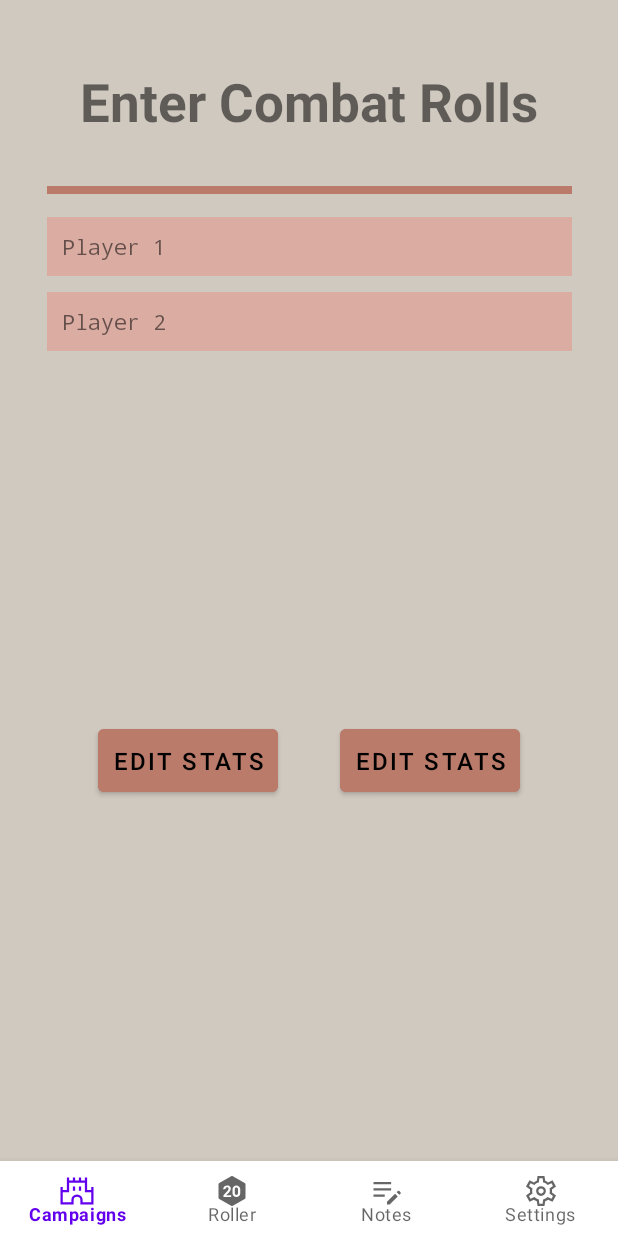
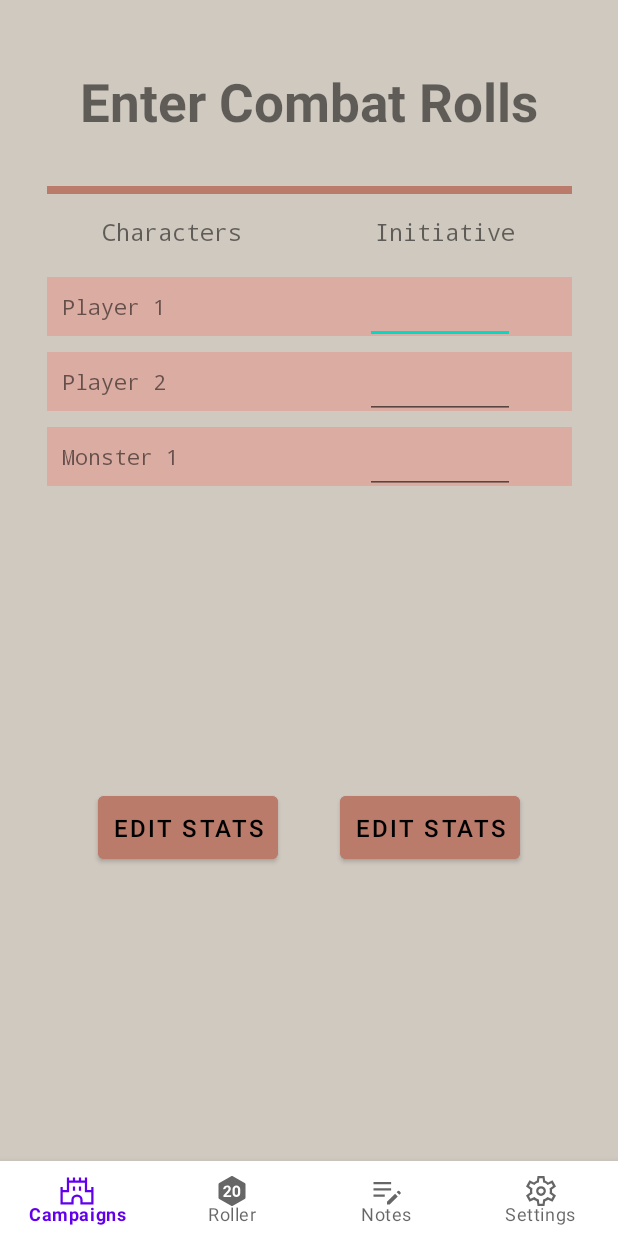
Before and after one commit to SCCapstone/BoredBards, an Android app: the layout roll_initative.xml on its own in the app's theme, with its tools: preview values and no code run, on a phone screen of 412 x 824 dp. Run offline under Robolectric (Android 15) with nearby library versions, the phone set to English and light mode, and no system bars.

Commit message:
edited roll_initative.xml

```diff
--- a/app/src/main/res/layout/roll_initative.xml
+++ b/app/src/main/res/layout/roll_initative.xml
@@ -20,6 +20,14 @@
         app:layout_constraintTop_toTopOf="parent"
         app:layout_constraintVertical_bias="1.0"
         app:menu="@menu/bottom_navigation_menu" />
+
+    <!--This will be the center margin guide-->
+    <androidx.constraintlayout.widget.Guideline
+        android:id="@+id/guideline_center"
+        android:layout_width="wrap_content"
+        android:layout_height="wrap_content"
+        android:orientation="vertical"
+        app:layout_constraintGuide_begin="205dp" />
 
     <!--This will be the left margin guide-->
     <androidx.constraintlayout.widget.Guideline
@@ -67,6 +75,37 @@
         app:layout_constraintStart_toStartOf="@+id/guideline_left"
         app:layout_constraintTop_toTopOf="@+id/guideline_header" />
 
+
+    <!-- Table Labels -->
+    <!-- Character -->
+    <TextView
+        android:id="@+id/CharacterLabel"
+        android:layout_width="wrap_content"
+        android:layout_height="wrap_content"
+        android:text="Characters"
+        android:textSize="15sp"
+        android:textAlignment="center"
+        android:fontFamily="monospace"
+        app:layout_constraintTop_toBottomOf="@id/topDivider"
+        app:layout_constraintBottom_toTopOf="@id/namesLL"
+        app:layout_constraintStart_toStartOf="@id/guideline_left"
+        app:layout_constraintEnd_toStartOf="@id/guideline_center"
+        />
+    <!-- Initiative Roll Number -->
+    <TextView
+        android:id="@+id/RollLabel"
+        android:layout_width="wrap_content"
+        android:layout_height="wrap_content"
+        android:text="Initiative"
+        android:textSize="15sp"
+        android:textAlignment="center"
+        android:fontFamily="monospace"
+        app:layout_constraintTop_toBottomOf="@id/topDivider"
+        app:layout_constraintBottom_toTopOf="@id/namesLL"
+        app:layout_constraintStart_toStartOf="@id/guideline_center"
+        app:layout_constraintEnd_toStartOf="@id/guideline_right"
+        />
+
     <!-- Line divider under title -->
     <View
         android:id="@+id/topDivider"
@@ -78,10 +117,10 @@
         app:layout_constraintTop_toBottomOf="@id/header_title" />
 
     <LinearLayout
-        android:id="@+id/linearLayout"
+        android:id="@+id/namesLL"
         android:layout_width="350dp"
         android:layout_height="wrap_content"
-        android:layout_margin="10dp"
+        android:layout_marginTop="50dp"
         android:gravity="top"
         android:orientation="vertical"
         app:layout_constraintEnd_toStartOf="@+id/guideline_right"
@@ -111,7 +150,60 @@
             android:text="Player 2"
             android:textAlignment="inherit" />
 
+        <TextView
+            android:layout_width="match_parent"
+            android:layout_height="wrap_content"
+            android:layout_marginTop="5dp"
+            android:layout_marginBottom="5dp"
+            android:background="@color/blushPink"
+            android:fontFamily="monospace"
+            android:padding="10dp"
+            android:text="Monster 1"
+            android:textAlignment="inherit" />
+
+
+<!-- editable text boxes to put in the roll number -->
     </LinearLayout>
+
+    <LinearLayout
+        android:id="@+id/rollsLL"
+        android:layout_width="100dp"
+        android:layout_height="wrap_content"
+        android:gravity="top"
+        android:orientation="vertical"
+        app:layout_constraintStart_toStartOf="@id/guideline_center"
+        app:layout_constraintEnd_toEndOf="@id/namesLL"
+        app:layout_constraintTop_toTopOf="@id/namesLL">
+
+        <!-- paired with Player 1 in namesLL -->
+        <EditText
+            android:id="@+id/P1Roll"
+            android:layout_width="match_parent"
+            android:layout_height="wrap_content"
+            android:inputType="number"
+            android:padding="10dp"
+            android:layout_marginTop="5dp"
+
+            />
+        <!-- paired with Player 2 in namesLL -->
+        <EditText
+            android:id="@+id/P2Roll"
+            android:layout_width="match_parent"
+            android:layout_height="wrap_content"
+            android:inputType="number"
+            android:padding="10dp"
+            android:layout_marginTop="5dp"
+            />
+        <EditText
+            android:id="@+id/P3Roll"
+            android:layout_width="match_parent"
+            android:layout_height="wrap_content"
+            android:inputType="number"
+            android:padding="10dp"
+            android:layout_marginTop="5dp"
+            />
+    </LinearLayout>
+
 
     <!--Edit Stats Button-->
     <Button
@@ -126,7 +218,7 @@
         app:layout_constraintBottom_toTopOf="@+id/bottom_nav"
         app:layout_constraintEnd_toStartOf="@id/beginCombat"
         app:layout_constraintStart_toStartOf="@+id/guideline_left"
-        app:layout_constraintTop_toBottomOf="@+id/linearLayout"
+        app:layout_constraintTop_toBottomOf="@+id/namesLL"
         tools:ignore="TextContrastCheck" />
 
     <!--Begin Button, constraint to edit stats button-->
@@ -143,7 +235,7 @@
         app:layout_constraintEnd_toEndOf="@id/guideline_right"
 
         app:layout_constraintStart_toEndOf="@+id/editStats"
-        app:layout_constraintTop_toBottomOf="@+id/linearLayout"
+        app:layout_constraintTop_toBottomOf="@+id/namesLL"
         tools:ignore="TextContrastCheck" />
 
 </androidx.constraintlayout.widget.ConstraintLayout>
```
